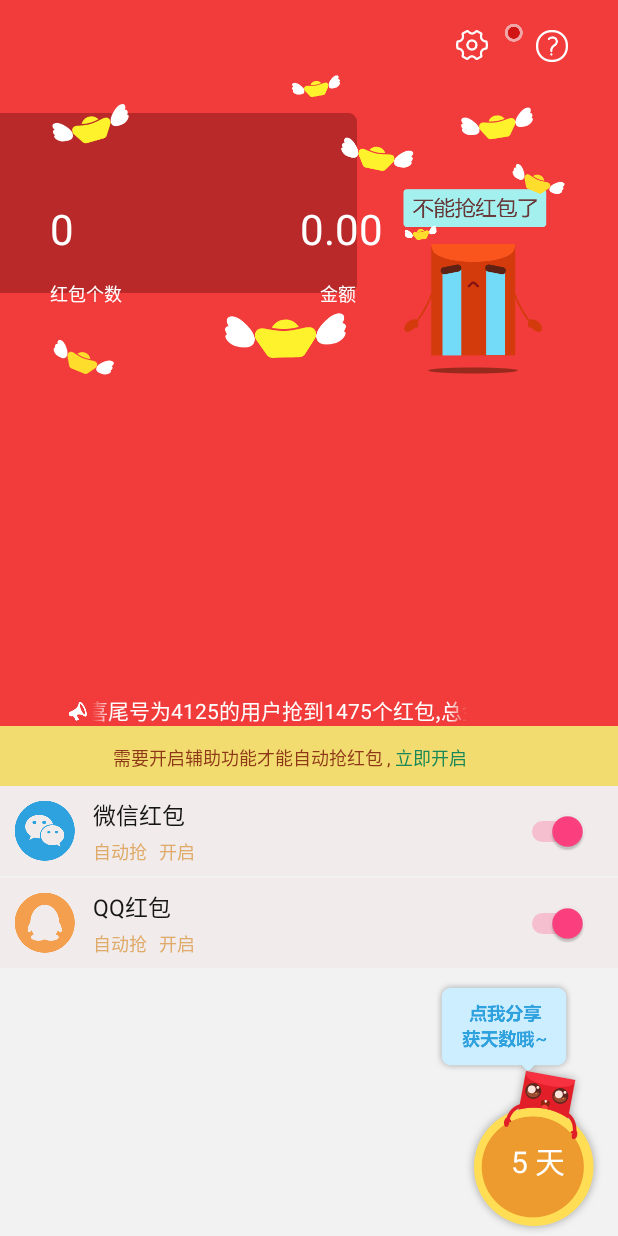
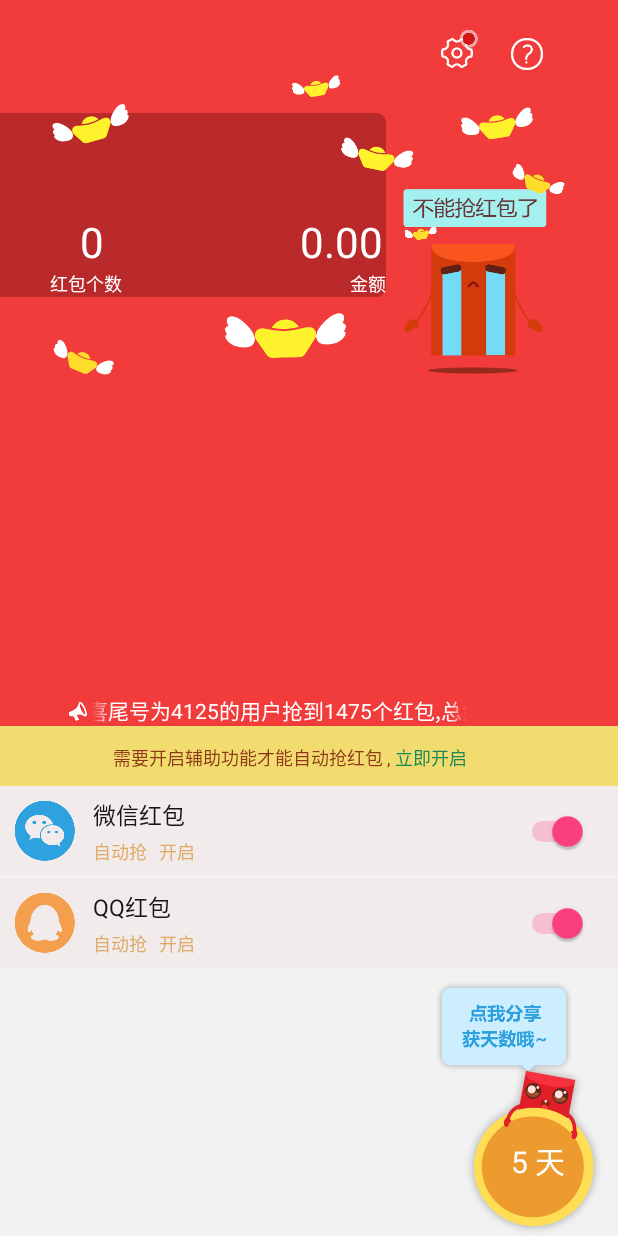
Before and after one commit to jzxyouok/HBTools, an Android app: the layout activity_main.xml on its own in the app's theme, with its tools: preview values and no code run, on a phone screen of 412 x 824 dp. Run offline under Robolectric (Android 15) with nearby library versions, the phone set to English and light mode, and no system bars.

Commit message:
unlock screen fixed

```diff
--- a/app/src/main/AndroidManifest.xml
+++ b/app/src/main/AndroidManifest.xml
@@ -6,7 +6,7 @@
 
     <uses-permission android:name="android.permission.WAKE_LOCK" />
     <uses-permission android:name="android.permission.DISABLE_KEYGUARD" />
-    <!-- <uses-permission android:name="android.permission.DEVICE_POWER"/> -->
+     <!--<uses-permission android:name="android.permission.DEVICE_POWER"/> -->
 
     <uses-permission android:name="android.permission.INTERNET" />
     <uses-permission android:name="android.permission.ACCESS_NETWORK_STATE" />
--- a/app/src/main/java/junyou/com/hbtools/MainActivity.java
+++ b/app/src/main/java/junyou/com/hbtools/MainActivity.java
@@ -342,7 +342,7 @@ public class MainActivity extends AppCompatActivity implements AccessibilityMana
         String defaultTime = getSharedPreferences("config",MODE_PRIVATE).getString(DATE_MARK,"empty");
         if ("empty".equals(defaultTime)){
             editor.putString(DATE_MARK,nowDate);
-            editor.commit();
+            editor.apply();
 //            Log.i("TAG", "<<<第一次进来,日期为empty,我保存到了本地");
             editor.putBoolean(Constants.IS_SERVICE_ON,true);
             editor.apply();
@@ -358,6 +358,9 @@ public class MainActivity extends AppCompatActivity implements AccessibilityMana
 //                editor.apply();
             }else{
                 Log.i("TAG","<<<是新的一天");
+                editor.putString(DATE_MARK,nowDate);    //需要存储新的一天的值 下次进来和当天的值比较
+                editor.apply();
+
                 editor.putBoolean(Constants.IS_NEW_DAY,true);
                 editor.apply();
 
--- a/app/src/main/java/junyou/com/hbtools/RobMoney.java
+++ b/app/src/main/java/junyou/com/hbtools/RobMoney.java
@@ -496,7 +496,6 @@ public class RobMoney extends AccessibilityService implements SharedPreferences.
                 performGlobalAction(GLOBAL_ACTION_BACK);
             }
         },100);
-
     }
 
     @Override
@@ -1078,11 +1077,20 @@ public class RobMoney extends AccessibilityService implements SharedPreferences.
             //若在锁屏界面则解锁直接跳过锁屏
             if (mKeyguardManager.inKeyguardRestrictedInputMode())
             {
+                Log.i("TAG", "屏幕是黑的或目前正处于锁住状态????? ");
+                mKeyguardLock.disableKeyguard();
+                /*
                 if (mKeyguardManager.isKeyguardLocked() && mKeyguardManager.isKeyguardSecure()) {
                     //解锁,这个解锁时为了隐藏输密码界面，如果没有密码，只用上面的自动nullactivity就可以了
                     //禁用显示键盘锁定
+                    Log.i("TAG", "能解锁///////");
                     mKeyguardLock.disableKeyguard();
+                }else{
+                    Log.i("TAG", "不能解锁/////////");
                 }
+                */
+            }else{
+                Log.i("TAG", "键盘未锁屏????");
             }
         }else
         {
--- a/app/src/main/res/layout/activity_main.xml
+++ b/app/src/main/res/layout/activity_main.xml
@@ -13,28 +13,27 @@
         android:layout_height="match_parent"
         android:id="@+id/layout_header"
         android:background="#f23b3b"
-        android:layout_alignParentTop="true"
-        >
+        android:layout_alignParentTop="true">
         <!--设置按钮-->
         <ImageButton
             android:layout_width="wrap_content"
             android:layout_height="wrap_content"
             android:id="@+id/imageButton_setting"
             android:layout_alignParentTop="true"
-            android:layout_alignParentRight="true"
-            android:layout_marginRight="130px"
-            android:layout_marginTop="20dp"
+            android:layout_toLeftOf="@+id/imageButton_help"
+            android:layout_marginRight="25dp"
+            android:layout_marginTop="25dp"
             android:src="@mipmap/icon_set"
             android:background="@android:color/transparent"/>
             <ImageView
                 android:layout_width="wrap_content"
                 android:layout_height="wrap_content"
                 android:src="@mipmap/icon_red_point"
-                android:layout_alignParentRight="true"
                 android:layout_alignParentTop="false"
-                android:layout_alignRight="@+id/imageButton_setting"
-                android:layout_marginRight="63dp"
-                android:layout_marginTop="16dp"/>
+                android:layout_toRightOf="@+id/imageButton_setting"
+                android:layout_alignParentRight="false"
+                android:layout_marginLeft="-34dp"
+                android:layout_marginTop="20dp"/>
         <!--帮助按钮-->
         <ImageButton
             android:layout_width="wrap_content"
@@ -42,33 +41,23 @@
             android:id="@+id/imageButton_help"
             android:layout_alignParentTop="true"
             android:layout_alignParentRight="true"
-            android:layout_marginRight="50px"
-            android:layout_marginTop="20dp"
+            android:layout_marginRight="75px"
+            android:layout_marginTop="25dp"
             android:src="@mipmap/icon_help"
             android:background="@android:color/transparent"/>
 
-        <ImageView
+        <RelativeLayout
             android:layout_width="wrap_content"
             android:layout_height="wrap_content"
-            android:src="@mipmap/top_img"
-            android:layout_marginTop="75dp"/>
-        <!--可以抢的图-->
-        <ImageView
-            android:layout_width="wrap_content"
-            android:layout_height="wrap_content"
-            android:src="@mipmap/top_img_radpacket_on"
-            android:layout_centerHorizontal="true"
-            android:layout_marginTop="50dp"
-            android:id="@+id/top_img_show"/>
-
+            android:background="@mipmap/top_img"
+            android:layout_marginTop="75dp">
             <!--红包个数标签-->
             <TextView
                 android:layout_width="wrap_content"
                 android:layout_height="wrap_content"
-            android:layout_alignParentTop="true"
                 android:text="0"
-            android:layout_marginLeft="50px"
-            android:layout_marginTop="200px"
+                android:layout_marginLeft="80px"
+                android:layout_marginTop="100px"
                 android:textColor="#ffffff"
                 android:textSize="28sp"
                 android:id="@+id/packt_num_text"/>
@@ -79,7 +68,7 @@
                 android:layout_alignParentTop="true"
                 android:text="0.00"
                 android:layout_marginLeft="300px"
-            android:layout_marginTop="200px"
+                android:layout_marginTop="100px"
                 android:textColor="#ffffff"
                 android:textSize="28sp"
                 android:id="@+id/money_num_text"/>
@@ -87,23 +76,41 @@
             <TextView
                 android:layout_width="wrap_content"
                 android:layout_height="wrap_content"
-            android:layout_alignParentTop="true"
+                android:layout_alignParentTop="false"
                 android:text="红包个数"
                 android:layout_marginLeft="50px"
-            android:layout_marginTop="280px"
+                android:layout_below="@+id/packt_num_text"
                 android:textColor="#ffffff"
                 android:textSize="12sp" />
             <TextView
                 android:layout_width="wrap_content"
                 android:layout_height="wrap_content"
-            android:layout_alignParentTop="true"
+                android:layout_alignParentTop="false"
                 android:text="金额"
-            android:layout_marginLeft="320px"
-            android:layout_marginTop="280px"
+                android:layout_below="@+id/money_num_text"
+                android:layout_marginLeft="350px"
                 android:textColor="#ffffff"
                 android:textSize="12sp" />
+        </RelativeLayout>
+
+        <!--<ImageView-->
+            <!--android:layout_width="wrap_content"-->
+            <!--android:layout_height="wrap_content"-->
+            <!--android:src="@mipmap/top_img"-->
+            <!--android:layout_marginTop="75dp"-->
+            <!--android:layout_alignParentLeft="true" />-->
+
+        <!--可以抢的图-->
+        <ImageView
+            android:layout_width="wrap_content"
+            android:layout_height="wrap_content"
+            android:src="@mipmap/top_img_radpacket_on"
+            android:layout_centerHorizontal="true"
+            android:layout_marginTop="50dp"
+            android:id="@+id/top_img_show"/>
 
     </RelativeLayout>
+
     <!--通告-->
     <ImageView
         android:layout_width="wrap_content"
@@ -130,17 +137,17 @@
         android:scrollHorizontally="true"
         android:focusable="true"
         android:focusableInTouchMode="true"/>
-
+    <!--背景色-->
     <LinearLayout
         android:orientation="vertical"
         android:layout_width="match_parent"
         android:layout_height="310dp"
         tools:layout="@android:layout/simple_list_item_1"
         android:background="#f2db6f"
-        android:layout_alignParentBottom="true"
-        >
+        android:layout_alignParentBottom="true">
     </LinearLayout>
 
+    <!--android:layout_height="340dp"-->
     <RelativeLayout
         android:orientation="vertical"
         android:layout_width="match_parent"
@@ -148,8 +155,7 @@
         android:id="@+id/should_openServer"
         android:background="#f2db6f"
         android:layout_alignParentBottom="true"
-        android:onClick="openSettings"
-        >
+        android:onClick="openSettings">
         <TextView
             android:layout_width="wrap_content"
             android:layout_height="wrap_content"
--- a/app/src/main/res/layout/activity_setting.xml
+++ b/app/src/main/res/layout/activity_setting.xml
@@ -53,6 +53,7 @@
         <ImageButton
             android:layout_width="wrap_content"
             android:layout_height="wrap_content"
+            android:id="@+id/id_sp_vip"
             android:layout_centerHorizontal="true"
             android:layout_alignParentBottom="true"
             android:src="@mipmap/bat_pop_yellow_tow"
@@ -64,9 +65,11 @@
             android:src="@mipmap/icon_red_point"
             android:layout_alignParentTop="false"
             android:layout_alignParentBottom="true"
-            android:layout_alignParentRight="true"
-            android:layout_marginRight="120dp"
-            android:layout_marginBottom="28dp"/>
+            android:layout_alignParentRight="false"
+           android:layout_toRightOf="@+id/id_sp_vip"
+            android:layout_marginBottom="28dp"
+            android:layout_marginLeft="-70dp"/>
+
     </RelativeLayout>
     <FrameLayout
         android:layout_width="match_parent"
```
Also changed, not shown: 1 other file. Lines whose indentation alone changed are shown as unchanged.
